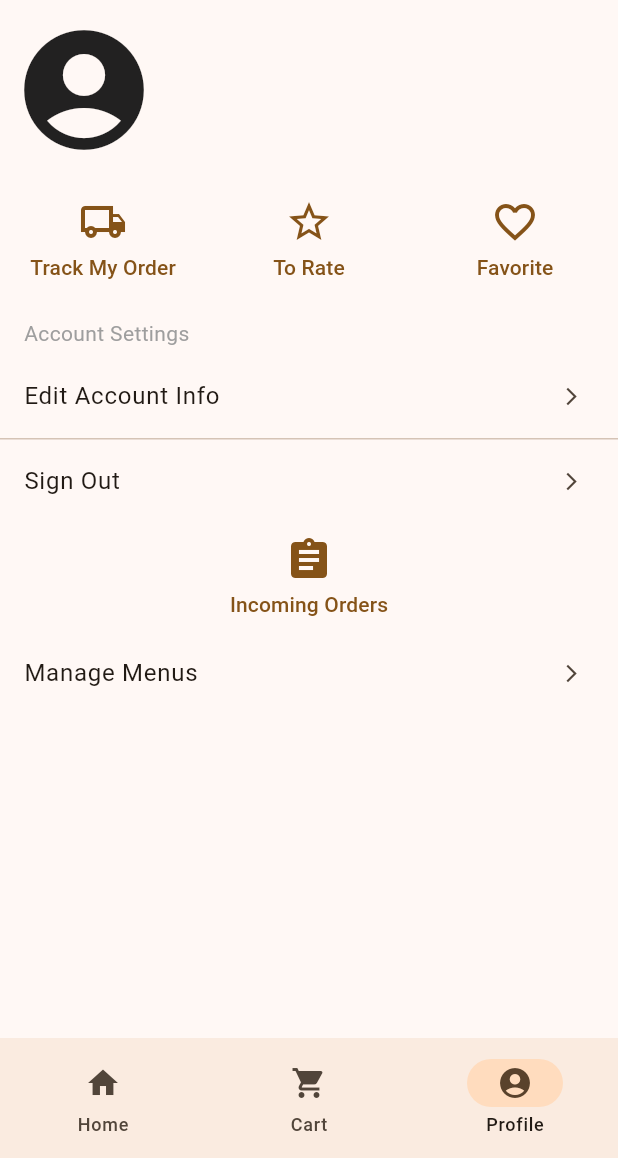
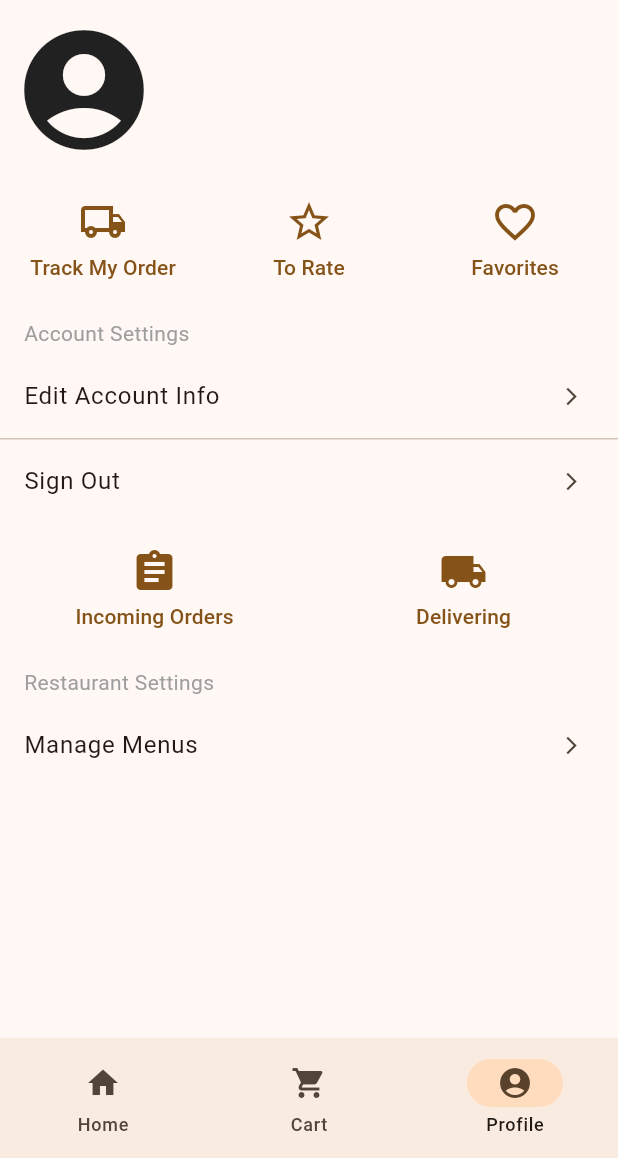
Before and after one commit to NaiNonTH/monkeyfood, a Flutter app: the ProfilePage screen opened by its route, on a phone screen of 412 x 824 dp, the part 78-1236 px from its top. Run offline on Flutter 3.47's test engine with Material 3 defaults, Android fonts, the phone set to English and light mode, and no system bars; our stand-ins replace file_picker, flutter_bloc, flutter_dotenv, go_router, shared_preferences, supabase_flutter; missing offline and left inert: humanize; accounts and stored records are empty; network calls fail.

Commit message:
allow restaurant to change order status

```diff
--- a/lib/main.dart
+++ b/lib/main.dart
@@ -3,6 +3,7 @@ import 'package:flutter_bloc/flutter_bloc.dart';
 import 'package:flutter_dotenv/flutter_dotenv.dart';
 import 'package:go_router/go_router.dart';
 import 'package:monkeyfood/config.dart';
+import 'package:monkeyfood/cubit/change_order_status_cubit.dart';
 import 'package:monkeyfood/cubit/manage_menus_cubit.dart';
 import 'package:monkeyfood/cubit/rate_cubit.dart';
 import 'package:monkeyfood/cubit/add_cart_item_cubit.dart';
@@ -19,7 +20,9 @@ import 'package:monkeyfood/cubit/view_reviews_cubit.dart';
 import 'package:monkeyfood/cubit/update_profile_cubit.dart';
 import 'package:monkeyfood/pages/cart/cart_page.dart';
 import 'package:monkeyfood/pages/profile/restaurant/add_menu_page.dart';
+import 'package:monkeyfood/pages/profile/restaurant/delivering_page.dart';
 import 'package:monkeyfood/pages/profile/restaurant/edit_menu_page.dart';
+import 'package:monkeyfood/pages/profile/restaurant/incoming_orders_page.dart';
 import 'package:monkeyfood/pages/reviews_page.dart';
 import 'package:monkeyfood/pages/profile/edit_account_info_page.dart';
 import 'package:monkeyfood/pages/profile/favorite_page.dart';
@@ -137,6 +140,14 @@ final _router = GoRouter(
                         ),
                       ],
                     ),
+                    GoRoute(
+                      path: 'incoming-orders',
+                      builder: (_, _) => IncomingOrdersPage(),
+                    ),
+                    GoRoute(
+                      path: 'delivering',
+                      builder: (_, _) => DeliveringPage(),
+                    ),
                   ],
                 ),
               ],
@@ -192,6 +203,9 @@ class MainApp extends StatelessWidget {
         BlocProvider(create: (context) => AddRatingCubit(RatingRepositories())),
         BlocProvider(create: (context) => ReviewCubit(RatingRepositories())),
         BlocProvider(
+          create: (context) => ChangeOrderStatusCubit(OrderRepositories()),
+        ),
+        BlocProvider(
           create: (context) => FavoriteCubit(FavoriteRepositories()),
         ),
       ],
--- a/lib/models/order.dart
+++ b/lib/models/order.dart
@@ -1,4 +1,5 @@
 import 'package:monkeyfood/models/food.dart';
+import 'package:monkeyfood/models/profile.dart';
 
 enum OrderStatus { preparing, delivering, delivered }
 
@@ -31,3 +32,21 @@ class OrderItem {
     required this.status,
   });
 }
+
+class IncomingOrderItem {
+  final int id;
+  final int amount;
+  final Food food;
+  final double unitPrice;
+  final OrderStatus status;
+  final Profile profile;
+
+  IncomingOrderItem({
+    required this.id,
+    required this.amount,
+    required this.food,
+    required this.unitPrice,
+    required this.status,
+    required this.profile,
+  });
+}
--- a/lib/pages/profile/profile_page.dart
+++ b/lib/pages/profile/profile_page.dart
@@ -79,68 +79,20 @@ class _ProfilePageState extends State<ProfilePage> {
                       SizedBox(height: 8),
                       Row(
                         children: [
-                          Expanded(
-                            child: TextButton(
-                              onPressed: () {
-                                context.push('/profile/track-my-order');
-                              },
-                              style: TextButton.styleFrom(
-                                shape: RoundedRectangleBorder(
-                                  borderRadius: BorderRadiusGeometry.all(
-                                    Radius.zero,
-                                  ),
-                                ),
-                              ),
-                              child: Column(
-                                children: [
-                                  Icon(Icons.local_shipping_outlined, size: 32),
-                                  SizedBox(height: 4),
-                                  Text('Track My Order'),
-                                ],
-                              ),
-                            ),
+                          _buildBigIconButton(
+                            'Track My Order',
+                            Icons.local_shipping_outlined,
+                            '/profile/track-my-order',
                           ),
-                          Expanded(
-                            child: TextButton(
-                              onPressed: () {
-                                context.push('/profile/to-rate');
-                              },
-                              style: TextButton.styleFrom(
-                                shape: RoundedRectangleBorder(
-                                  borderRadius: BorderRadiusGeometry.all(
-                                    Radius.zero,
-                                  ),
-                                ),
-                              ),
-                              child: Column(
-                                children: [
-                                  Icon(Icons.star_border, size: 32),
-                                  SizedBox(height: 4),
-                                  Text('To Rate'),
-                                ],
-                              ),
-                            ),
+                          _buildBigIconButton(
+                            'To Rate',
+                            Icons.star_outline,
+                            '/profile/to-rate',
                           ),
-                          Expanded(
-                            child: TextButton(
-                              onPressed: () {
-                                context.push('/profile/favorite');
-                              },
-                              style: TextButton.styleFrom(
-                                shape: RoundedRectangleBorder(
-                                  borderRadius: BorderRadiusGeometry.all(
-                                    Radius.zero,
-                                  ),
-                                ),
-                              ),
-                              child: Column(
-                                children: [
-                                  Icon(Icons.favorite_outline, size: 32),
-                                  SizedBox(height: 4),
-                                  Text('Favorite'),
-                                ],
-                              ),
-                            ),
+                          _buildBigIconButton(
+                            'Favorites',
+                            Icons.favorite_outline,
+                            '/profile/favorite',
                           ),
                         ],
                       ),
@@ -221,30 +173,32 @@ class _ProfilePageState extends State<ProfilePage> {
                           ),
                         ],
                       ),
+                      SizedBox(height: 8.0),
                       Row(
                         children: [
-                          Expanded(
-                            child: TextButton(
-                              onPressed: () {
-                                // context.push('/profile/track-my-order');
-                              },
-                              style: TextButton.styleFrom(
-                                shape: RoundedRectangleBorder(
-                                  borderRadius: BorderRadiusGeometry.all(
-                                    Radius.zero,
-                                  ),
-                                ),
-                              ),
-                              child: Column(
-                                children: [
-                                  Icon(Icons.assignment, size: 32),
-                                  SizedBox(height: 4),
-                                  Text('Incoming Orders'),
-                                ],
-                              ),
-                            ),
+                          _buildBigIconButton(
+                            'Incoming Orders',
+                            Icons.assignment,
+                            '/profile/restaurant/incoming-orders',
+                          ),
+                          _buildBigIconButton(
+                            'Delivering',
+                            Icons.local_shipping,
+                            '/profile/restaurant/delivering',
                           ),
                         ],
+                      ),
+                      Padding(
+                        padding: const EdgeInsets.only(
+                          left: 16.0,
+                          right: 16.0,
+                          top: 16.0,
+                          bottom: 4.0,
+                        ),
+                        child: Text(
+                          'Restaurant Settings',
+                          style: TextStyle(color: Colors.grey),
+                        ),
                       ),
                       ListView(
                         physics: NeverScrollableScrollPhysics(),
@@ -275,4 +229,26 @@ class _ProfilePageState extends State<ProfilePage> {
       ),
     );
   }
+
+  Widget _buildBigIconButton(String label, IconData iconData, String location) {
+    return Expanded(
+      child: TextButton(
+        onPressed: () {
+          context.push(location);
+        },
+        style: TextButton.styleFrom(
+          shape: RoundedRectangleBorder(
+            borderRadius: BorderRadiusGeometry.all(Radius.zero),
+          ),
+        ),
+        child: Column(
+          children: [
+            Icon(iconData, size: 32),
+            SizedBox(height: 4),
+            Text(label),
+          ],
+        ),
+      ),
+    );
+  }
 }
--- /dev/null
+++ b/lib/states/change_order_status_state.dart
@@ -0,0 +1,17 @@
+abstract class ChangeOrderStatusState {}
+
+class ChangeOrderStatusInit extends ChangeOrderStatusState {}
+
+class ChangingOrderStatus extends ChangeOrderStatusState {
+  final int orderItemId;
+
+  ChangingOrderStatus({required this.orderItemId});
+}
+
+class OrderStatusChanged extends ChangeOrderStatusState {}
+
+class ChangeOrderStatusError extends ChangeOrderStatusState {
+  final String message;
+
+  ChangeOrderStatusError({required this.message});
+}
--- a/lib/states/view_orders_state.dart
+++ b/lib/states/view_orders_state.dart
@@ -12,6 +12,12 @@ class OrderLoaded extends OrderState {
   OrderLoaded({required this.orders});
 }
 
+class IncomingOrderLoaded extends OrderState {
+  final List<IncomingOrderItem> orders;
+
+  IncomingOrderLoaded({required this.orders});
+}
+
 class OrderError extends OrderState {
   final String message;
 
```
Also changed, not shown: lib/cubit/change_order_status_cubit.dart (added, +34 -0 lines), lib/cubit/view_orders_cubit.dart (+24 -0 lines), lib/pages/profile/restaurant/delivering_page.dart (added, +137 -0 lines), lib/pages/profile/restaurant/incoming_orders_page.dart (added, +137 -0 lines), lib/pages/profile/track_my_order_page.dart (+4 -18 lines), lib/repositories/order_repositories.dart (+71 -0 lines).
